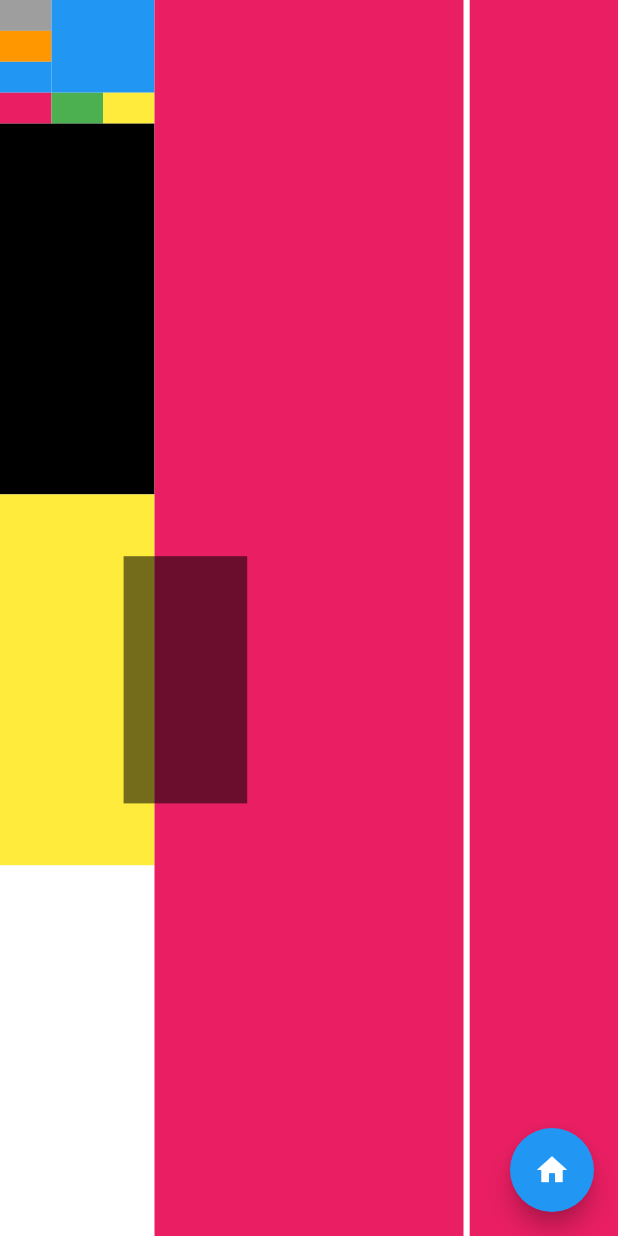
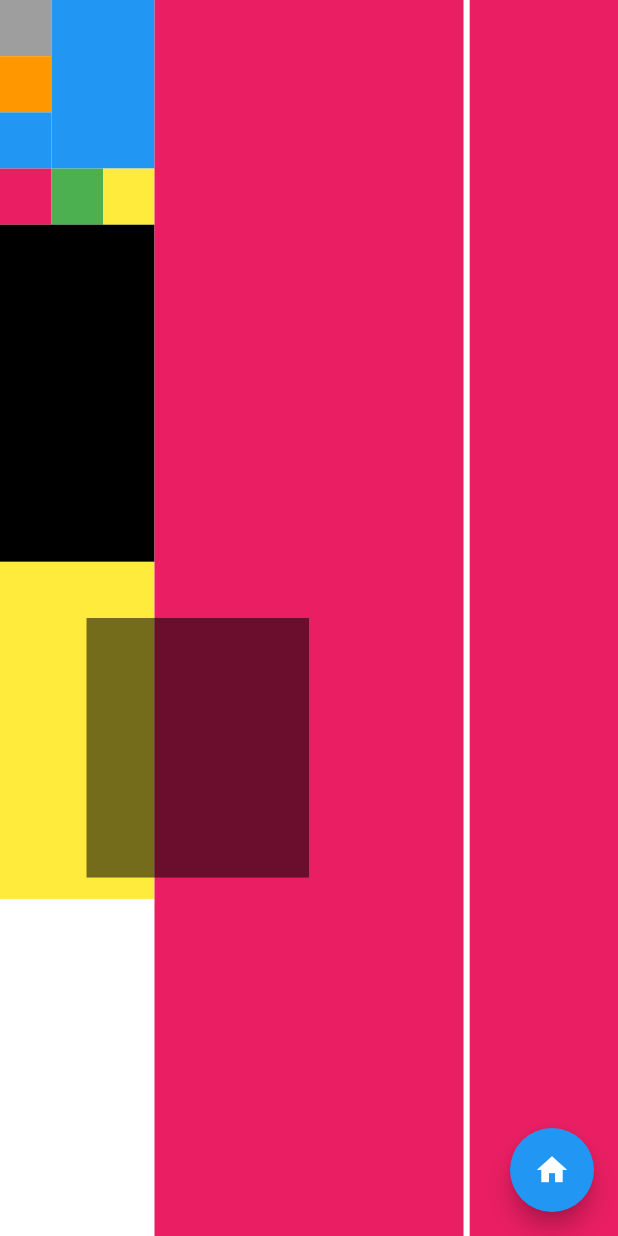
Before and after one commit to thanhhaiittalk/200labflutter, a Flutter app: the screen it shows after launch, on a phone screen of 412 x 824 dp. Run offline on Flutter 3.47's test engine with Material 2 defaults, Android fonts, the phone set to English and light mode, and no system bars.

Commit message:
flutter clean

```diff
--- a/lib/main.dart
+++ b/lib/main.dart
@@ -31,7 +31,7 @@ class MyApp extends StatelessWidget {
       children: [
         Container(
           color: Colors.black54,
-          margin: EdgeInsets.fromLTRB(width/5, height*0.45, width*0.6, height*0.35),
+          margin: EdgeInsets.fromLTRB(width*0.14, height*0.5, width*0.5, height*0.29),
         )
       ],
     );
@@ -45,7 +45,7 @@ class MyApp extends StatelessWidget {
           child: Column(
             children: [
               Expanded(
-                  flex: 1,
+                  flex: 2,
                   child: Row(
                     children: [
                       Expanded(
```
Also changed, not shown: 3 other files.
